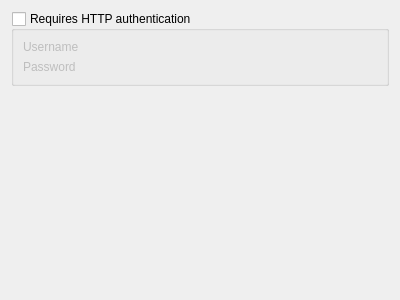
Above: src/librssguard/services/abstract/gui/authenticationdetails.ui from norbusan/rssguard-debian before the change. Below: the same form after it.
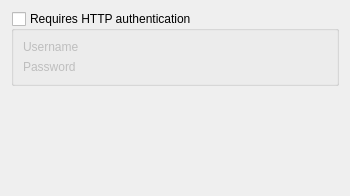
That is the form after the change. Custom widgets are drawn as their Qt base class.

Patch:
```diff
--- a/src/librssguard/services/abstract/gui/authenticationdetails.ui
+++ b/src/librssguard/services/abstract/gui/authenticationdetails.ui
@@ -6,8 +6,8 @@
    <rect>
     <x>0</x>
     <y>0</y>
-    <width>400</width>
-    <height>300</height>
+    <width>350</width>
+    <height>196</height>
    </rect>
   </property>
   <property name="windowTitle">
```
